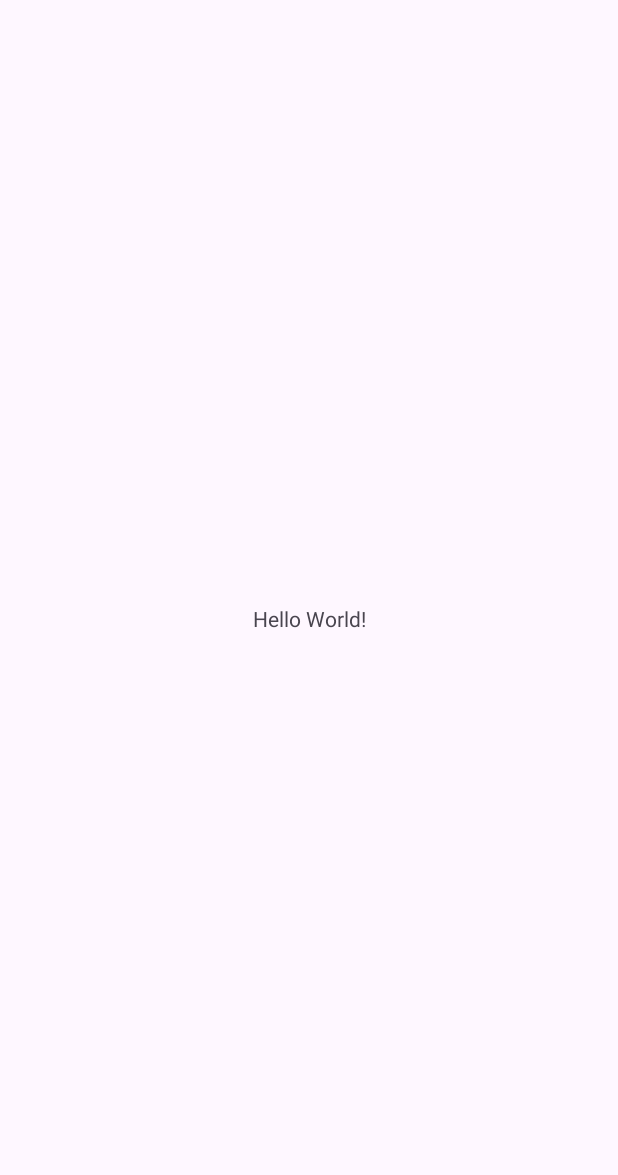
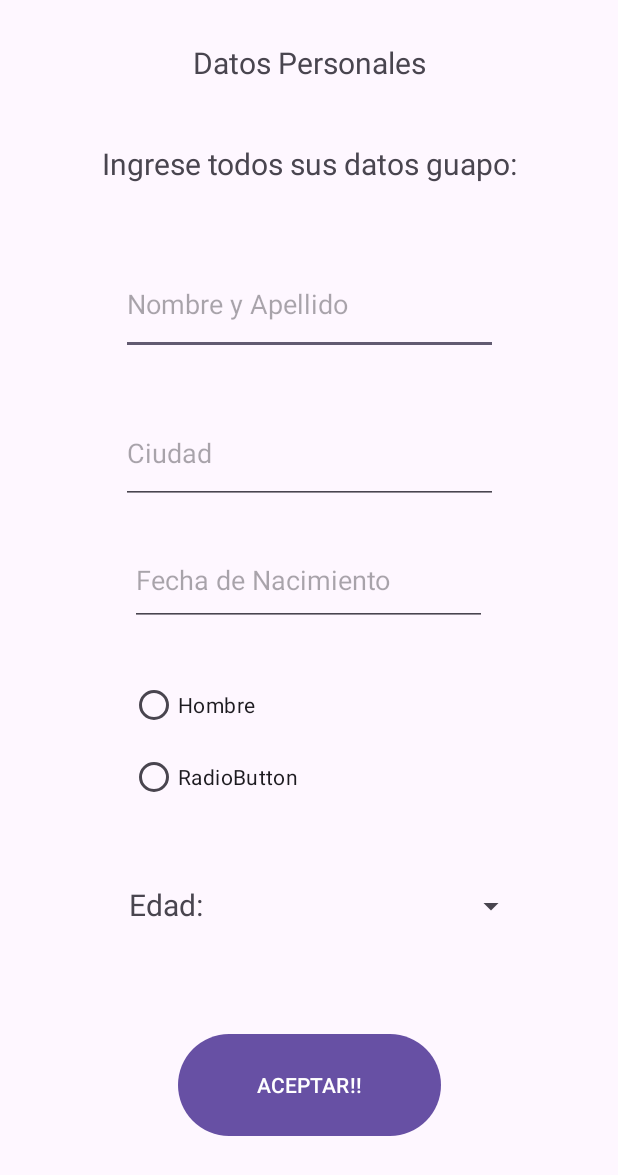
Before and after one commit to JonathanFlores444/ExamenIIPMovil, an Android app: the screen it shows after launch (MainActivity), on a phone screen of 412 x 824 dp. Before the commit the part shown is almost empty. Shown: the top 1175 px of the screen. Run offline under Robolectric (Android 15) with nearby library versions, the phone set to English and light mode, and no system bars.

Commit message:
Objetos Logicos

```diff
--- a/app/src/main/res/layout/activity_main.xml
+++ b/app/src/main/res/layout/activity_main.xml
@@ -2,17 +2,137 @@
 <androidx.constraintlayout.widget.ConstraintLayout xmlns:android="http://schemas.android.com/apk/res/android"
     xmlns:app="http://schemas.android.com/apk/res-auto"
     xmlns:tools="http://schemas.android.com/tools"
+    android:id="@+id/r"
     android:layout_width="match_parent"
     android:layout_height="match_parent"
-    tools:context=".MainActivity">
+    tools:context=".MainActivity"
+    tools:layout_editor_absoluteX="0dp"
+    tools:layout_editor_absoluteY="-49dp">
 
     <TextView
+        android:id="@+id/lblTitulo"
         android:layout_width="wrap_content"
         android:layout_height="wrap_content"
-        android:text="Hello World!"
+        android:text="Datos Personales"
+        android:textSize="20sp"
         app:layout_constraintBottom_toBottomOf="parent"
         app:layout_constraintEnd_toEndOf="parent"
         app:layout_constraintStart_toStartOf="parent"
-        app:layout_constraintTop_toTopOf="parent" />
+        app:layout_constraintTop_toTopOf="parent"
+        app:layout_constraintVertical_bias="0.035" />
+
+    <TextView
+        android:id="@+id/lblTitulo2"
+        android:layout_width="wrap_content"
+        android:layout_height="wrap_content"
+        android:text="Ingrese todos sus datos guapo:"
+        android:textSize="20sp"
+        app:layout_constraintBottom_toBottomOf="parent"
+        app:layout_constraintEnd_toEndOf="parent"
+        app:layout_constraintHorizontal_bias="0.503"
+        app:layout_constraintStart_toStartOf="parent"
+        app:layout_constraintTop_toTopOf="parent"
+        app:layout_constraintVertical_bias="0.12" />
+
+    <EditText
+        android:id="@+id/txtNombres"
+        android:layout_width="251dp"
+        android:layout_height="67dp"
+        android:ems="10"
+        android:hint="Nombre y Apellido"
+        android:inputType="text"
+        app:layout_constraintBottom_toBottomOf="parent"
+        app:layout_constraintEnd_toEndOf="parent"
+        app:layout_constraintStart_toStartOf="parent"
+        app:layout_constraintTop_toTopOf="parent"
+        app:layout_constraintVertical_bias="0.224" />
+
+    <EditText
+        android:id="@+id/txtCiudad"
+        android:layout_width="251dp"
+        android:layout_height="67dp"
+        android:ems="10"
+        android:hint="Ciudad"
+        android:inputType="text"
+        app:layout_constraintBottom_toBottomOf="parent"
+        app:layout_constraintEnd_toEndOf="parent"
+        app:layout_constraintStart_toStartOf="parent"
+        app:layout_constraintTop_toTopOf="parent"
+        app:layout_constraintVertical_bias="0.355" />
+
+    <EditText
+        android:id="@+id/dateFechaNac"
+        android:layout_width="238dp"
+        android:layout_height="61dp"
+        android:ems="10"
+        android:hint="Fecha de Nacimiento"
+        android:inputType="date"
+        app:layout_constraintBottom_toBottomOf="parent"
+        app:layout_constraintEnd_toEndOf="parent"
+        app:layout_constraintHorizontal_bias="0.497"
+        app:layout_constraintStart_toStartOf="parent"
+        app:layout_constraintTop_toTopOf="parent"
+        app:layout_constraintVertical_bias="0.467" />
+
+    <RadioGroup
+        android:layout_width="245dp"
+        android:layout_height="105dp"
+        app:layout_constraintBottom_toBottomOf="parent"
+        app:layout_constraintEnd_toEndOf="parent"
+        app:layout_constraintHorizontal_bias="0.518"
+        app:layout_constraintStart_toStartOf="parent"
+        app:layout_constraintTop_toTopOf="parent"
+        app:layout_constraintVertical_bias="0.621">
+
+        <RadioButton
+            android:id="@+id/rbtnHombre"
+            android:layout_width="match_parent"
+            android:layout_height="wrap_content"
+            android:text="Hombre" />
+
+        <RadioButton
+            android:id="@+id/rbtnMujer"
+            android:layout_width="match_parent"
+            android:layout_height="wrap_content"
+            android:text="RadioButton" />
+
+    </RadioGroup>
+
+    <TextView
+        android:id="@+id/lblTitulo3"
+        android:layout_width="wrap_content"
+        android:layout_height="wrap_content"
+        android:text="Edad:"
+        android:textSize="20sp"
+        app:layout_constraintBottom_toBottomOf="parent"
+        app:layout_constraintEnd_toEndOf="parent"
+        app:layout_constraintHorizontal_bias="0.238"
+        app:layout_constraintStart_toStartOf="parent"
+        app:layout_constraintTop_toTopOf="parent"
+        app:layout_constraintVertical_bias="0.74" />
+
+    <Spinner
+        android:id="@+id/spnEdad"
+        android:layout_width="208dp"
+        android:layout_height="55dp"
+        android:layout_marginStart="8dp"
+        android:layout_marginLeft="8dp"
+        app:layout_constraintBottom_toBottomOf="parent"
+        app:layout_constraintEnd_toEndOf="parent"
+        app:layout_constraintHorizontal_bias="0.0"
+        app:layout_constraintStart_toEndOf="@+id/lblTitulo3"
+        app:layout_constraintTop_toTopOf="parent"
+        app:layout_constraintVertical_bias="0.75" />
+
+    <Button
+        android:id="@+id/btnAceptar"
+        android:layout_width="175dp"
+        android:layout_height="76dp"
+        android:text="ACEPTAR!!"
+        app:layout_constraintBottom_toBottomOf="parent"
+        app:layout_constraintEnd_toEndOf="parent"
+        app:layout_constraintStart_toStartOf="parent"
+        app:layout_constraintTop_toTopOf="parent"
+        app:layout_constraintVertical_bias="0.916" />
 
 </androidx.constraintlayout.widget.ConstraintLayout>
```
